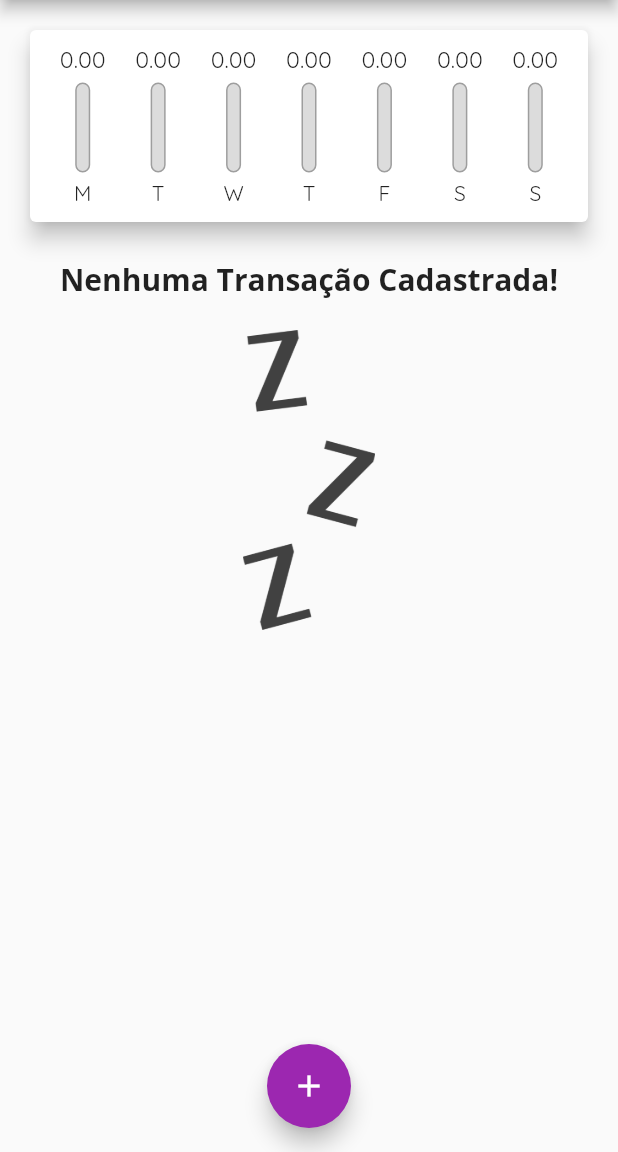
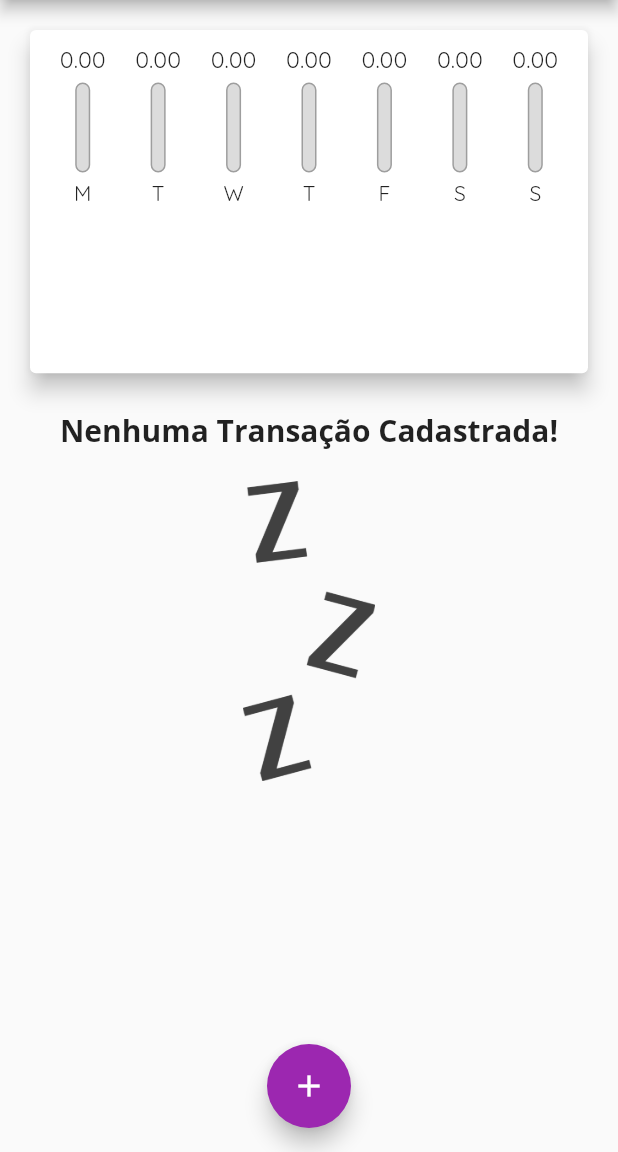
Before and after one commit to Fabio-L-C/personal-expenses-in-flutter, a Flutter app: the screen it shows after launch, on a phone screen of 412 x 824 dp, the part 84-1236 px from its top. Run offline on Flutter 3.47's test engine with Material 2 defaults, Android fonts, the phone set to English and light mode, and no system bars.

Commit message:
Adicionando responsividade, até o video 145

```diff
--- a/lib/components/transaction_list.dart
+++ b/lib/components/transaction_list.dart
@@ -12,9 +12,7 @@ class TransactionList extends StatelessWidget {
 
   @override
   Widget build(BuildContext context) {
-    return Container(
-      height: 350,
-      child: transactions.isEmpty
+    return transactions.isEmpty
         ? Column(
             children: [
               SizedBox(height: 5),
@@ -74,7 +72,6 @@ class TransactionList extends StatelessWidget {
                 ),
               );
             },
-            ),
           );
   }
 }
--- a/lib/main.dart
+++ b/lib/main.dart
@@ -1,4 +1,4 @@
-// ignore_for_file: prefer_const_constructors, sized_box_for_whitespace, use_key_in_widget_constructors
+// ignore_for_file: prefer_const_constructors, sized_box_for_whitespace, use_key_in_widget_constructors, unused_local_variable
 
 import 'dart:math';
 
@@ -72,8 +72,7 @@ class _MyHomePageState extends State<MyHomePage> {
 
   @override
   Widget build(BuildContext context) {
-    return Scaffold(
-      appBar: AppBar(
+    final appBar = AppBar(
       title: Text(
         'Despesas Pessoais',
         style: TextStyle(
@@ -87,13 +86,26 @@ class _MyHomePageState extends State<MyHomePage> {
           onPressed: () => _openTransactionFormModal(context),
         ),
       ],
-      ),
+    );
+
+    final availableHeight = MediaQuery.of(context).size.height -
+        appBar.preferredSize.height -
+        MediaQuery.of(context).padding.top;
+
+    return Scaffold(
+      appBar: appBar,
       body: SingleChildScrollView(
         child: Column(
           crossAxisAlignment: CrossAxisAlignment.stretch,
           children: [
-            Chart(_recentTransactions),
-            TransactionList(_transactions, _removeTransaction),
+            Container(
+              height: availableHeight * 0.35,
+              child: Chart(_recentTransactions),
+            ),
+            Container(
+              height: availableHeight * 0.65,
+              child: TransactionList(_transactions, _removeTransaction),
+            ),
           ],
         ),
       ),
```
Also changed, not shown: 2 other files. Lines whose indentation alone changed are shown as unchanged.
